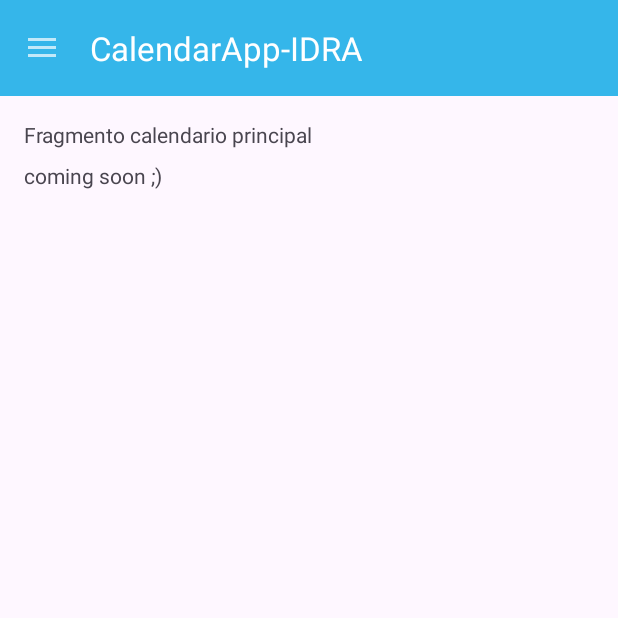
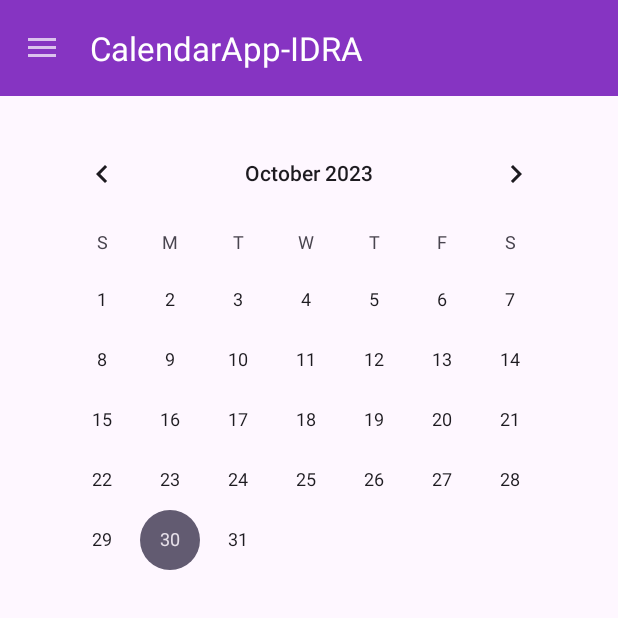
Before and after one commit to matttuuu/app-calendarioEvaluaciones, an Android app: the screen it shows after launch (MainActivity), on a phone screen of 412 x 824 dp, the top half of it. Run offline under Robolectric (Android 15) with nearby library versions, the phone set to English and light mode, and no system bars.

Commit message:
Agregar calendarView en monthlyFragment, cambiar color de toolbar

```diff
--- a/CalendarAppIDRA/app/src/main/java/com/example/calendarapp_idra/MainActivity.java
+++ b/CalendarAppIDRA/app/src/main/java/com/example/calendarapp_idra/MainActivity.java
@@ -12,6 +12,7 @@ import androidx.fragment.app.FragmentTransaction;
 import android.os.Bundle;
 import android.view.Gravity;
 import android.view.MenuItem;
+import android.view.View;
 
 import com.google.android.material.navigation.NavigationView;
 
@@ -71,4 +72,10 @@ public class MainActivity extends AppCompatActivity implements NavigationView.On
 
         return false;
     }
+
+    public void PreviousMonth(View view) {
+    }
+
+    public void NextMonth(View view) {
+    }
 }
--- a/CalendarAppIDRA/app/src/main/res/layout/drawer_header.xml
+++ b/CalendarAppIDRA/app/src/main/res/layout/drawer_header.xml
@@ -13,7 +13,7 @@
         android:layout_height="65dp"
         android:layout_marginTop="4dp"
 
-        android:background="#35B6EA"
+        android:background="#8634C2"
         android:padding="20dp"
         android:text="Sabado, 28 de Octubre de 2023"
         android:textAlignment="textStart"
--- a/CalendarAppIDRA/app/src/main/res/layout/drawer_main_toolbar.xml
+++ b/CalendarAppIDRA/app/src/main/res/layout/drawer_main_toolbar.xml
@@ -4,14 +4,14 @@
     android:layout_width="match_parent"
     android:layout_height="match_parent">
 
-    <!--Nuestro toolbar con el menu correspondiente-->
+    <!--Nuestro toolbar principal que aparece en todas las vistas (el banner que contiene el menu desplegable)-->
     <androidx.appcompat.widget.Toolbar
 
         android:id="@+id/toolbar"
         android:layout_width="0dp"
 
         android:layout_height="?attr/actionBarSize"
-        android:background="#35B6EA"
+        android:background="#8634C2"
         android:theme="@style/ThemeOverlay.AppCompat.Dark"
 
         app:layout_constraintEnd_toEndOf="parent"
--- a/CalendarAppIDRA/app/src/main/res/layout/main_monthly_fragment.xml
+++ b/CalendarAppIDRA/app/src/main/res/layout/main_monthly_fragment.xml
@@ -3,24 +3,18 @@
     xmlns:app="http://schemas.android.com/apk/res-auto"
     xmlns:tools="http://schemas.android.com/tools"
     android:layout_width="match_parent"
-    android:layout_height="match_parent">
+    android:layout_height="match_parent"
+    >
 
-    <TextView
-        android:id="@+id/textView2"
-        android:layout_width="wrap_content"
-        android:layout_height="wrap_content"
-        android:layout_marginStart="16dp"
-        android:layout_marginTop="80dp"
-        android:text="Fragmento calendario principal"
+    <CalendarView
+        android:id="@+id/calendarView_monthly_stock"
+        android:layout_width="0dp"
+        android:layout_height="328dp"
+        android:layout_marginStart="25dp"
+        android:layout_marginTop="82dp"
+        android:layout_marginEnd="25dp"
+
+        app:layout_constraintEnd_toEndOf="parent"
         app:layout_constraintStart_toStartOf="parent"
         app:layout_constraintTop_toTopOf="parent" />
-
-    <TextView
-        android:id="@+id/textView3"
-        android:layout_width="wrap_content"
-        android:layout_height="wrap_content"
-        android:layout_marginTop="8dp"
-        android:text="coming soon ;)"
-        app:layout_constraintStart_toStartOf="@+id/textView2"
-        app:layout_constraintTop_toBottomOf="@+id/textView2" />
 </androidx.constraintlayout.widget.ConstraintLayout>
```
